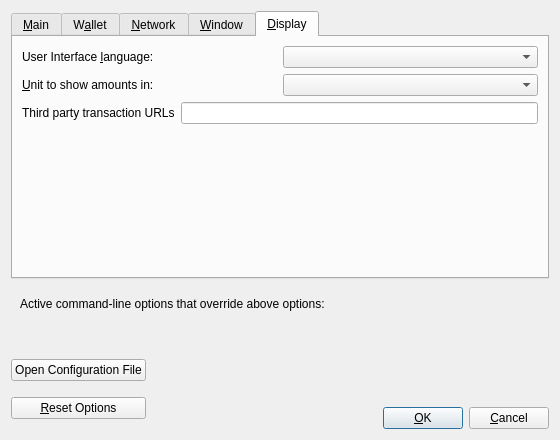
This is src/qt/forms/optionsdialog.ui in MrMiner-org/TheMinerzCoin as Qt 5 draws it before an edit. The edited form follows.
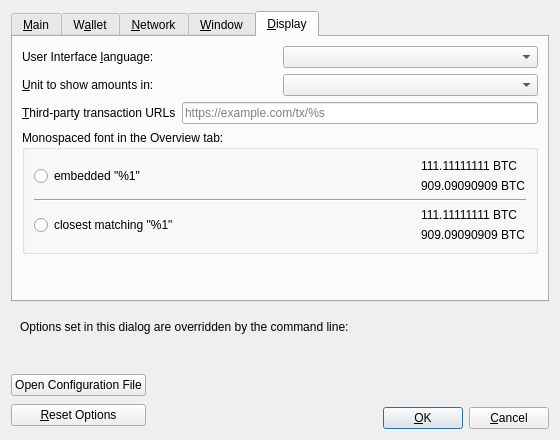
This is the edited form. The open tabs and pages were chosen to show the change. Custom widgets are drawn as their Qt base class.

```diff
--- a/src/qt/forms/optionsdialog.ui
+++ b/src/qt/forms/optionsdialog.ui
@@ -610,7 +610,7 @@
             <string>Third party URLs (e.g. a block explorer) that appear in the transactions tab as context menu items. %s in the URL is replaced by transaction hash. Multiple URLs are separated by vertical bar |.</string>
            </property>
            <property name="text">
-            <string>Third party transaction URLs</string>
+            <string>&amp;Third-party transaction URLs</string>
            </property>
            <property name="buddy">
             <cstring>thirdPartyTxUrls</cstring>
@@ -620,12 +620,115 @@
          <item>
           <widget class="QLineEdit" name="thirdPartyTxUrls">
            <property name="toolTip">
-            <string>Third party URLs (e.g. a block explorer) that appear in the transactions tab as context menu items. %s in the URL is replaced by transaction hash. Multiple URLs are separated by vertical bar |.</string>
+            <string>Third-party URLs (e.g. a block explorer) that appear in the transactions tab as context menu items. %s in the URL is replaced by transaction hash. Multiple URLs are separated by vertical bar |.</string>
+           </property>
+           <property name="placeholderText">
+            <string notr="true">https://example.com/tx/%s</string>
            </property>
           </widget>
          </item>
         </layout>
        </item>
+       <item>
+        <widget class="QGroupBox" name="font_groupBox">
+         <property name="title">
+          <string>Monospaced font in the Overview tab:</string>
+         </property>
+         <layout class="QVBoxLayout" name="font_verticalLayout">
+          <item>
+           <layout class="QHBoxLayout" name="embeddedFont_horizontalLayout">
+            <item>
+             <widget class="QRadioButton" name="embeddedFont_radioButton">
+              <property name="text">
+               <string>embedded &quot;%1&quot;</string>
+              </property>
+             </widget>
+            </item>
+            <item>
+             <spacer name="embeddedFont_horizontalSpacer">
+              <property name="orientation">
+               <enum>Qt::Horizontal</enum>
+              </property>
+              <property name="sizeHint" stdset="0">
+               <size>
+                <width>40</width>
+                <height>20</height>
+               </size>
+              </property>
+             </spacer>
+            </item>
+            <item>
+             <layout class="QVBoxLayout" name="embeddedFont_verticalLayout">
+              <item>
+               <widget class="QLabel" name="embeddedFont_label_1">
+                <property name="text">
+                 <string notr="true">111.11111111 BTC</string>
+                </property>
+               </widget>
+              </item>
+              <item>
+               <widget class="QLabel" name="embeddedFont_label_9">
+                <property name="text">
+                 <string notr="true">909.09090909 BTC</string>
+                </property>
+               </widget>
+              </item>
+             </layout>
+            </item>
+           </layout>
+          </item>
+          <item>
+           <widget class="Line" name="font_line">
+            <property name="orientation">
+             <enum>Qt::Horizontal</enum>
+            </property>
+           </widget>
+          </item>
+          <item>
+           <layout class="QHBoxLayout" name="systemFont_horizontalLayout">
+            <item>
+             <widget class="QRadioButton" name="systemFont_radioButton">
+              <property name="text">
+               <string>closest matching &quot;%1&quot;</string>
+              </property>
+             </widget>
+            </item>
+            <item>
+             <spacer name="systemFont_horizontalSpacer">
+              <property name="orientation">
+               <enum>Qt::Horizontal</enum>
+              </property>
+              <property name="sizeHint" stdset="0">
+               <size>
+                <width>40</width>
+                <height>20</height>
+               </size>
+              </property>
+             </spacer>
+            </item>
+            <item>
+             <layout class="QVBoxLayout" name="systemFont_verticalLayout">
+              <item>
+               <widget class="QLabel" name="systemFont_label_1">
+                <property name="text">
+                 <string notr="true">111.11111111 BTC</string>
+                </property>
+               </widget>
+              </item>
+              <item>
+               <widget class="QLabel" name="systemFont_label_9">
+                <property name="text">
+                 <string notr="true">909.09090909 BTC</string>
+                </property>
+               </widget>
+              </item>
+             </layout>
+            </item>
+           </layout>
+          </item>
+         </layout>
+        </widget>
+       </item>
        <item>
         <spacer name="verticalSpacer_Display">
          <property name="orientation">
@@ -651,7 +754,7 @@
         <item>
          <widget class="QLabel" name="overriddenByCommandLineInfoLabel">
           <property name="text">
-           <string>Active command-line options that override above options:</string>
+           <string>Options set in this dialog are overridden by the command line:</string>
           </property>
           <property name="textFormat">
            <enum>Qt::PlainText</enum>
@@ -829,7 +932,12 @@
   <customwidget>
    <class>QValueComboBox</class>
    <extends>QComboBox</extends>
-   <header>qvaluecombobox.h</header>
+   <header>qt/qvaluecombobox.h</header>
+  </customwidget>
+  <customwidget>
+   <class>BitcoinAmountField</class>
+   <extends>QSpinBox</extends>
+   <header>qt/bitcoinamountfield.h</header>
   </customwidget>
  </customwidgets>
  <resources/>
```
Left out of the diff: 214 changed lines with no effect on the pictures.
